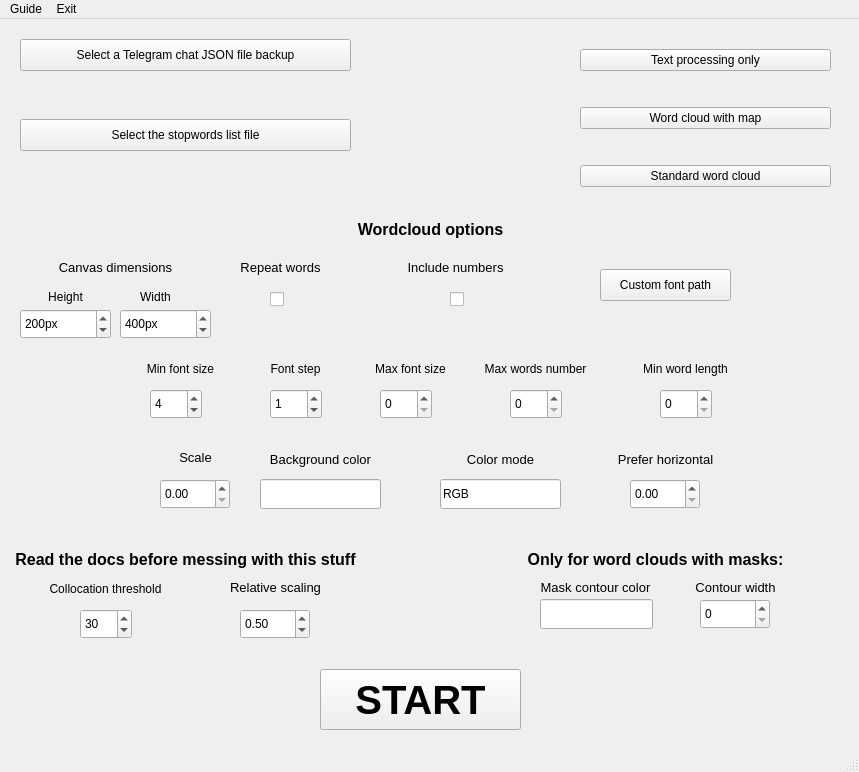
Old version of the form ui/main_window.ui in the repository luke-gto/telegram-wordcloud-generator.
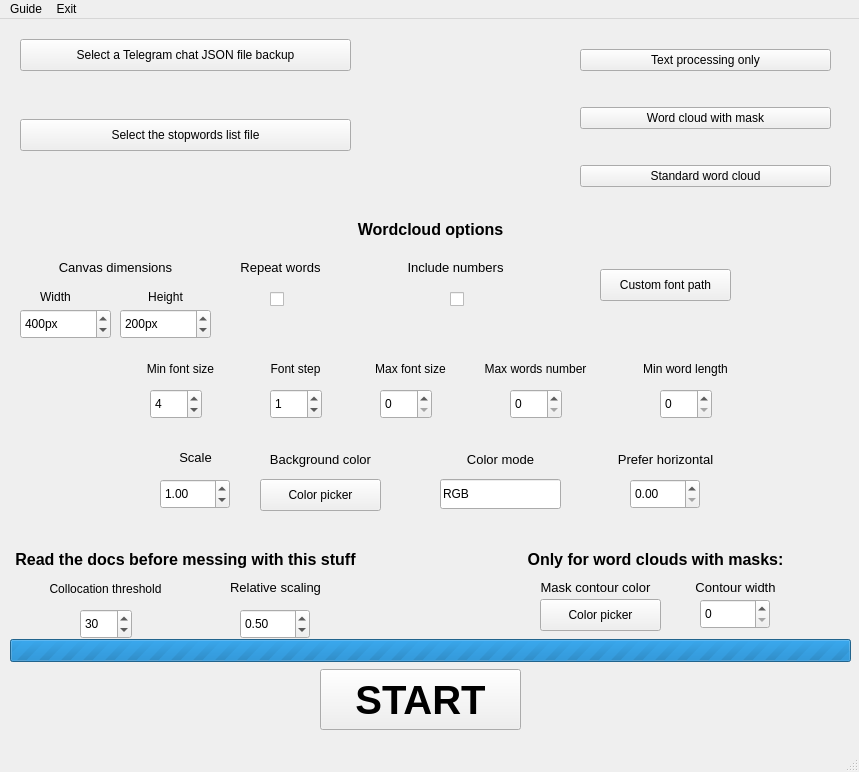
New version of the form.

Commit message: everything works except for masks

```diff
--- a/ui/main_window.ui
+++ b/ui/main_window.ui
@@ -2,6 +2,9 @@
 <ui version="4.0">
  <class>MainWindow</class>
  <widget class="QMainWindow" name="MainWindow">
+  <property name="enabled">
+   <bool>true</bool>
+  </property>
   <property name="geometry">
    <rect>
     <x>0</x>
@@ -165,7 +168,7 @@
    <widget class="QLabel" name="label_3">
     <property name="geometry">
      <rect>
-      <x>40</x>
+      <x>140</x>
       <y>270</y>
       <width>51</width>
       <height>16</height>
@@ -181,7 +184,7 @@
    <widget class="QLabel" name="label_4">
     <property name="geometry">
      <rect>
-      <x>130</x>
+      <x>30</x>
       <y>270</y>
       <width>51</width>
       <height>16</height>
@@ -197,7 +200,7 @@
    <widget class="QSpinBox" name="spinBox_height">
     <property name="geometry">
      <rect>
-      <x>20</x>
+      <x>120</x>
       <y>290</y>
       <width>91</width>
       <height>30</height>
@@ -314,22 +317,6 @@
      <set>Qt::AlignCenter</set>
     </property>
    </widget>
-   <widget class="QLineEdit" name="lineEdit_cont_color">
-    <property name="geometry">
-     <rect>
-      <x>540</x>
-      <y>580</y>
-      <width>113</width>
-      <height>30</height>
-     </rect>
-    </property>
-    <property name="statusTip">
-     <string>Mask contour color</string>
-    </property>
-    <property name="text">
-     <string/>
-    </property>
-   </widget>
    <widget class="QDoubleSpinBox" name="doubleSpinBox_scale">
     <property name="geometry">
      <rect>
@@ -348,6 +335,9 @@
     <property name="singleStep">
      <double>0.250000000000000</double>
     </property>
+    <property name="value">
+     <double>1.000000000000000</double>
+    </property>
    </widget>
    <widget class="QLabel" name="label_8">
     <property name="geometry">
@@ -516,22 +506,6 @@
      <set>Qt::AlignCenter</set>
     </property>
    </widget>
-   <widget class="QLineEdit" name="lineEdit_back_color">
-    <property name="geometry">
-     <rect>
-      <x>260</x>
-      <y>460</y>
-      <width>121</width>
-      <height>30</height>
-     </rect>
-    </property>
-    <property name="statusTip">
-     <string>Background color for the word cloud image.</string>
-    </property>
-    <property name="text">
-     <string/>
-    </property>
-   </widget>
    <widget class="QLabel" name="label_14">
     <property name="geometry">
      <rect>
@@ -857,7 +831,7 @@
      <item>
       <widget class="QPushButton" name="pushButton_2">
        <property name="text">
-        <string>Word cloud with map</string>
+        <string>Word cloud with mask</string>
        </property>
        <property name="checkable">
         <bool>true</bool>
@@ -885,7 +859,7 @@
    <widget class="QSpinBox" name="spinBox_width">
     <property name="geometry">
      <rect>
-      <x>120</x>
+      <x>20</x>
       <y>290</y>
       <width>91</width>
       <height>30</height>
@@ -904,6 +878,109 @@
      <number>400</number>
     </property>
    </widget>
+   <widget class="QProgressBar" name="progressBar">
+    <property name="enabled">
+     <bool>true</bool>
+    </property>
+    <property name="geometry">
+     <rect>
+      <x>10</x>
+      <y>620</y>
+      <width>841</width>
+      <height>23</height>
+     </rect>
+    </property>
+    <property name="baseSize">
+     <size>
+      <width>0</width>
+      <height>5</height>
+     </size>
+    </property>
+    <property name="cursor">
+     <cursorShape>WaitCursor</cursorShape>
+    </property>
+    <property name="maximum">
+     <number>0</number>
+    </property>
+    <property name="value">
+     <number>0</number>
+    </property>
+    <property name="invertedAppearance">
+     <bool>false</bool>
+    </property>
+   </widget>
+   <widget class="QPushButton" name="pushButton_back_color">
+    <property name="geometry">
+     <rect>
+      <x>260</x>
+      <y>460</y>
+      <width>121</width>
+      <height>32</height>
+     </rect>
+    </property>
+    <property name="text">
+     <string>Color picker</string>
+    </property>
+   </widget>
+   <widget class="QPushButton" name="pushButton_cont_color">
+    <property name="geometry">
+     <rect>
+      <x>540</x>
+      <y>580</y>
+      <width>121</width>
+      <height>32</height>
+     </rect>
+    </property>
+    <property name="text">
+     <string>Color picker</string>
+    </property>
+   </widget>
+   <zorder>progressBar</zorder>
+   <zorder>pushButton_json</zorder>
+   <zorder>label_json</zorder>
+   <zorder>pushButton_stopwords</zorder>
+   <zorder>label_stopwords</zorder>
+   <zorder>label</zorder>
+   <zorder>pushButton_font</zorder>
+   <zorder>label_2</zorder>
+   <zorder>label_3</zorder>
+   <zorder>label_4</zorder>
+   <zorder>spinBox_height</zorder>
+   <zorder>label_5</zorder>
+   <zorder>doubleSpinBox_horizontal</zorder>
+   <zorder>spinBox_contour</zorder>
+   <zorder>label_6</zorder>
+   <zorder>label_7</zorder>
+   <zorder>doubleSpinBox_scale</zorder>
+   <zorder>label_8</zorder>
+   <zorder>label_10</zorder>
+   <zorder>spinBox_font_step</zorder>
+   <zorder>label_12</zorder>
+   <zorder>spinBox_min_font</zorder>
+   <zorder>label_11</zorder>
+   <zorder>spinBox_max_font</zorder>
+   <zorder>spinBox_max_words</zorder>
+   <zorder>label_13</zorder>
+   <zorder>label_9</zorder>
+   <zorder>label_14</zorder>
+   <zorder>lineEdit_color_mode</zorder>
+   <zorder>doubleSpinBox_relative_scale</zorder>
+   <zorder>label_15</zorder>
+   <zorder>label_16</zorder>
+   <zorder>checkBox_repeat</zorder>
+   <zorder>label_17</zorder>
+   <zorder>checkBox_num</zorder>
+   <zorder>label_18</zorder>
+   <zorder>spinBox_min_word_length</zorder>
+   <zorder>spinBox_collocation</zorder>
+   <zorder>label_19</zorder>
+   <zorder>label_20</zorder>
+   <zorder>label_21</zorder>
+   <zorder>pushButton_start</zorder>
+   <zorder>layoutWidget</zorder>
+   <zorder>spinBox_width</zorder>
+   <zorder>pushButton_back_color</zorder>
+   <zorder>pushButton_cont_color</zorder>
   </widget>
   <widget class="QMenuBar" name="menubar">
    <property name="geometry">
```
Left out of the diff: 98 changed lines with no effect on the pictures. The commit also changes 4 other files.
